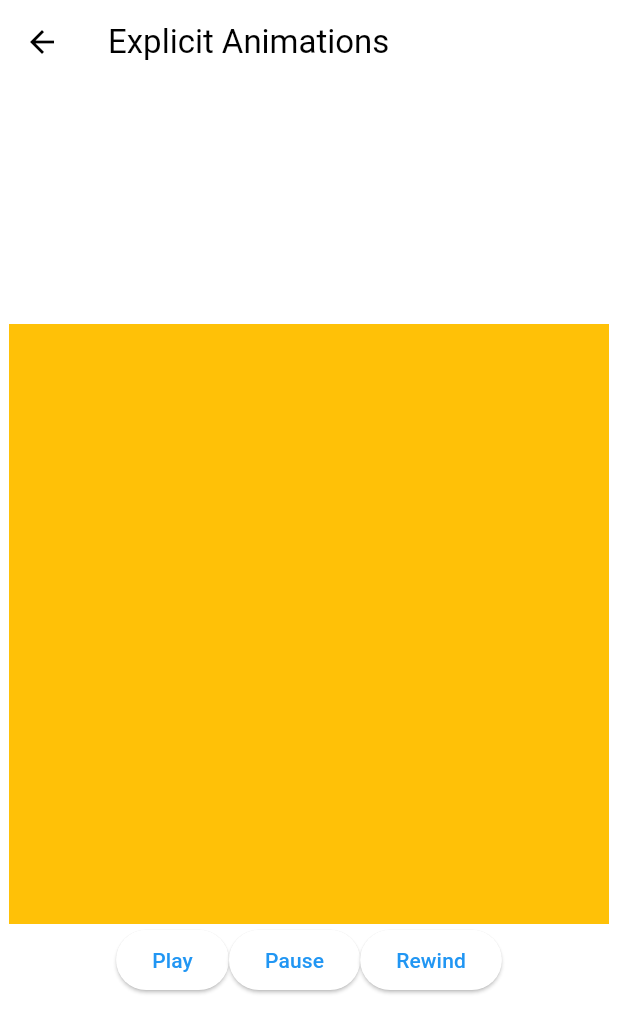
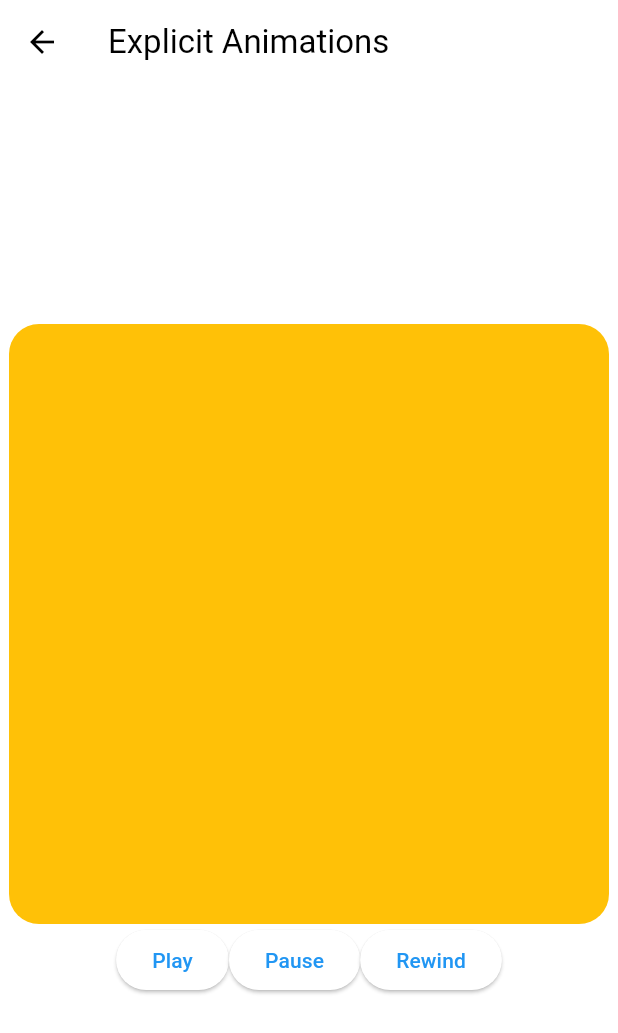
Before and after one commit to ukiiing00/flutter_animations, a Flutter app: the ExplicitAnimationScreen screen opened directly, on a phone screen of 412 x 824 dp. Shown: the top 1033 px of the screen. Run offline on Flutter 3.47's test engine with Material 2 defaults, Android fonts, the phone set to English and light mode, and no system bars.

Commit message:
EXPLICIT ANIMATIONS: Explicit Widgets

```diff
--- a/lib/screens/explicit_animation_screen.dart
+++ b/lib/screens/explicit_animation_screen.dart
@@ -17,9 +17,30 @@ class _ExplicitAnimationScreenState extends State<ExplicitAnimationScreen>
     ),
   );
 
-  late final Animation<Color?> _color = ColorTween(
-    begin: Colors.amber,
-    end: Colors.red,
+  late final Animation<Decoration> _decoration = DecorationTween(
+    begin: BoxDecoration(
+      color: Colors.amber,
+      borderRadius: BorderRadius.circular(20),
+    ),
+    end: BoxDecoration(
+      color: Colors.red,
+      borderRadius: BorderRadius.circular(120),
+    ),
+  ).animate(_animationController);
+
+  late final Animation<double> _rotation = Tween(
+    begin: 0.0,
+    end: 2.0,
+  ).animate(_animationController);
+
+  late final Animation<double> _scale = Tween(
+    begin: 1.0,
+    end: 1.1,
+  ).animate(_animationController);
+
+  late final Animation<Offset> _offset = Tween(
+    begin: Offset.zero,
+    end: const Offset(0, -0.5),
   ).animate(_animationController);
 
   void _play() {
@@ -44,6 +65,12 @@ class _ExplicitAnimationScreenState extends State<ExplicitAnimationScreen>
   }
 
   @override
+  void dispose() {
+    _animationController.dispose();
+    super.dispose();
+  }
+
+  @override
   Widget build(BuildContext context) {
     return Scaffold(
       appBar: AppBar(
@@ -53,15 +80,21 @@ class _ExplicitAnimationScreenState extends State<ExplicitAnimationScreen>
         child: Column(
           mainAxisAlignment: MainAxisAlignment.center,
           children: [
-            AnimatedBuilder(
-              animation: _color,
-              builder: (context, child) {
-                return Container(
-                  color: _color.value,
-                  width: 400,
-                  height: 400,
-                );
-              },
+            SlideTransition(
+              position: _offset,
+              child: ScaleTransition(
+                scale: _scale,
+                child: RotationTransition(
+                  turns: _rotation,
+                  child: DecoratedBoxTransition(
+                    decoration: _decoration,
+                    child: const SizedBox(
+                      width: 400,
+                      height: 400,
+                    ),
+                  ),
+                ),
+              ),
             ),
             Row(
               mainAxisAlignment: MainAxisAlignment.center,
--- a/lib/screens/implicit_animations_screen.dart
+++ b/lib/screens/implicit_animations_screen.dart
@@ -19,7 +19,6 @@ class _ImplicitAnimationScreenState extends State<ImplicitAnimationScreen> {
 
   @override
   Widget build(BuildContext context) {
-    print("dfdfkj $_visible");
     return Scaffold(
       appBar: AppBar(
         title: const Text("Implicit Animations"),
```
Also changed, not shown: 1 other file.
